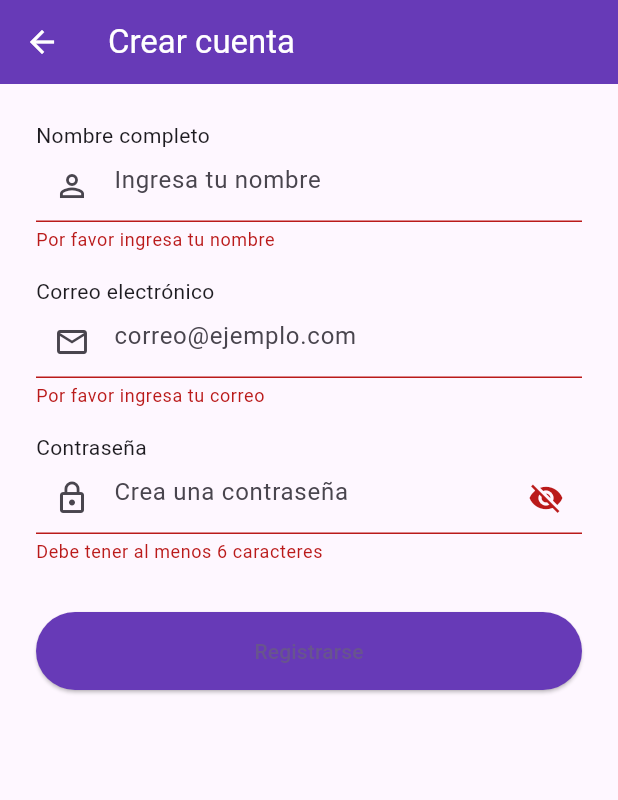
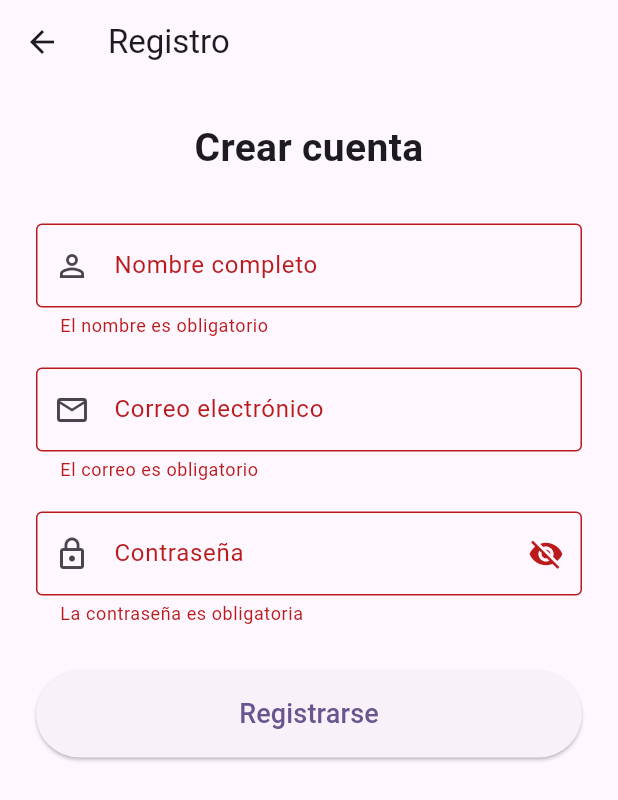
Before and after one commit to giovannihr2004/lector_global, a Flutter app: the RegisterScreen screen opened by its route, after a tap on "Registrarse", on a phone screen of 412 x 824 dp. Shown: the top 800 px of the screen. Run offline on Flutter 3.47's test engine with Material 3 defaults, Android fonts, the phone set to English and light mode, and no system bars; our stand-ins replace firebase_auth, firebase_core, flutter_svg, google_sign_in; missing offline and left inert: flutter_facebook_auth; accounts and stored records are empty; generated files the repository leaves out were written again.

Commit message:
✅ Validación profesional y visual del formulario de registro - 29042025

```diff
--- a/lib/screens/auth/register_screen.dart
+++ b/lib/screens/auth/register_screen.dart
@@ -1,123 +1,129 @@
 // -----------------------------------------------------------------------------
-// Pantalla de Registro para la aplicación Lector Global
-// Archivo: register_screen.dart
-// Descripción: Permite a los usuarios registrarse mediante nombre, correo y contraseña.
-// Versión: 1.6
-// Fecha: 23/04/2025 - Hora: 00:43 (202504230043)
+// 📄 Archivo: register_screen.dart
+// 📍 Ubicación: lib/screens/auth/register_screen.dart
+// 📝 Descripción: Pantalla de registro con validaciones visuales profesionales
+// 📅 Última actualización: 29/04/2025 - 17:13 (GMT-5)
 // -----------------------------------------------------------------------------
 
 import 'package:flutter/material.dart';
 
 class RegisterScreen extends StatefulWidget {
-  const RegisterScreen({super.key});
+  const RegisterScreen({Key? key}) : super(key: key);
 
   @override
   State<RegisterScreen> createState() => _RegisterScreenState();
 }
 
 class _RegisterScreenState extends State<RegisterScreen> {
-  final GlobalKey<FormState> _formKey = GlobalKey<FormState>();
+  final _formKey = GlobalKey<FormState>();
+
+  // Controladores de los campos
   final TextEditingController _nameController = TextEditingController();
   final TextEditingController _emailController = TextEditingController();
   final TextEditingController _passwordController = TextEditingController();
 
-  bool _isLoading = false;
+  // Mostrar u ocultar contraseña
   bool _obscurePassword = true;
 
-  // ------------------------
-  // Función para registrar al usuario
-  // ------------------------
-  void _registerUser() {
+  @override
+  void dispose() {
+    _nameController.dispose();
+    _emailController.dispose();
+    _passwordController.dispose();
+    super.dispose();
+  }
+
+  // Validación de email con expresión regular
+  String? _validateEmail(String? value) {
+    if (value == null || value.trim().isEmpty) {
+      return 'El correo es obligatorio';
+    }
+    final emailRegex = RegExp(r'^[\w-.]+@([\w-]+\.)+[\w-]{2,4}$');
+    if (!emailRegex.hasMatch(value.trim())) {
+      return 'Formato de correo inválido';
+    }
+    return null;
+  }
+
+  // Validación de contraseña
+  String? _validatePassword(String? value) {
+    if (value == null || value.trim().isEmpty) {
+      return 'La contraseña es obligatoria';
+    }
+    if (value.trim().length < 6) {
+      return 'Debe tener al menos 6 caracteres';
+    }
+    return null;
+  }
+
+  // Validación de nombre
+  String? _validateName(String? value) {
+    if (value == null || value.trim().isEmpty) {
+      return 'El nombre es obligatorio';
+    }
+    return null;
+  }
+
+  void _submitForm() {
     if (_formKey.currentState!.validate()) {
-      setState(() => _isLoading = true);
-
-      // Simulación de proceso de registro
-      Future.delayed(const Duration(seconds: 2), () {
-        setState(() => _isLoading = false);
-
-        final name = _nameController.text.trim();
-        final email = _emailController.text.trim();
-
-        print('Usuario registrado: $name - $email');
-
-        ScaffoldMessenger.of(context).showSnackBar(
-          const SnackBar(content: Text('Usuario registrado exitosamente')),
-        );
-
-        Navigator.pop(context); // Regresa a la pantalla de inicio de sesión
-      });
+      // TODO: Procesar el registro aquí (Firebase, etc.)
+      ScaffoldMessenger.of(context).showSnackBar(
+        const SnackBar(content: Text('Registro enviado correctamente')),
+      );
     }
   }
 
-  // ------------------------
-  // Interfaz de usuario
-  // ------------------------
   @override
   Widget build(BuildContext context) {
     return Scaffold(
-      appBar: AppBar(
-        title: const Text('Crear cuenta'),
-        backgroundColor: Colors.deepPurple,
-        foregroundColor: Colors.white,
-      ),
+      appBar: AppBar(title: const Text('Registro')),
       body: SingleChildScrollView(
-        padding: const EdgeInsets.all(24.0),
+        padding: const EdgeInsets.all(24),
         child: Form(
           key: _formKey,
+          autovalidateMode: AutovalidateMode.onUserInteraction,
           child: Column(
-            crossAxisAlignment: CrossAxisAlignment.start,
+            crossAxisAlignment: CrossAxisAlignment.stretch,
             children: [
-              // -------------------------------
-              // Campo: Nombre completo
-              // -------------------------------
-              const Text('Nombre completo'),
+              const Text(
+                'Crear cuenta',
+                style: TextStyle(fontSize: 26, fontWeight: FontWeight.bold),
+                textAlign: TextAlign.center,
+              ),
+              const SizedBox(height: 32),
+
+              // Campo: Nombre
               TextFormField(
                 controller: _nameController,
                 decoration: const InputDecoration(
-                  hintText: 'Ingresa tu nombre',
+                  labelText: 'Nombre completo',
+                  border: OutlineInputBorder(),
                   prefixIcon: Icon(Icons.person_outline),
                 ),
-                validator: (value) {
-                  if (value == null || value.trim().isEmpty) {
-                    return 'Por favor ingresa tu nombre';
-                  }
-                  return null;
-                },
+                validator: _validateName,
               ),
-              const SizedBox(height: 16),
+              const SizedBox(height: 20),
 
-              // -------------------------------
-              // Campo: Correo electrónico
-              // -------------------------------
-              const Text('Correo electrónico'),
+              // Campo: Email
               TextFormField(
                 controller: _emailController,
                 decoration: const InputDecoration(
-                  hintText: 'correo@ejemplo.com',
+                  labelText: 'Correo electrónico',
+                  border: OutlineInputBorder(),
                   prefixIcon: Icon(Icons.email_outlined),
                 ),
                 keyboardType: TextInputType.emailAddress,
-                validator: (value) {
-                  if (value == null || value.trim().isEmpty) {
-                    return 'Por favor ingresa tu correo';
-                  }
-                  if (!value.contains('@') || !value.contains('.')) {
-                    return 'Correo no válido';
-                  }
-                  return null;
-                },
+                validator: _validateEmail,
               ),
-              const SizedBox(height: 16),
+              const SizedBox(height: 20),
 
-              // -------------------------------
               // Campo: Contraseña
-              // -------------------------------
-              const Text('Contraseña'),
               TextFormField(
                 controller: _passwordController,
                 obscureText: _obscurePassword,
                 decoration: InputDecoration(
-                  hintText: 'Crea una contraseña',
+                  labelText: 'Contraseña',
+                  border: const OutlineInputBorder(),
                   prefixIcon: const Icon(Icons.lock_outline),
                   suffixIcon: IconButton(
                     icon: Icon(
@@ -132,39 +138,19 @@ class _RegisterScreenState extends State<RegisterScreen> {
                     },
                   ),
                 ),
-                validator: (value) {
-                  if (value == null || value.length < 6) {
-                    return 'Debe tener al menos 6 caracteres';
-                  }
-                  return null;
-                },
+                validator: _validatePassword,
               ),
-              const SizedBox(height: 32),
+              const SizedBox(height: 30),
 
-              // -------------------------------
               // Botón de registro
-              // -------------------------------
-              Center(
-                child: SizedBox(
-                  width: double.infinity,
-                  child: ElevatedButton(
-                    onPressed: _isLoading ? null : _registerUser,
-                    style: ElevatedButton.styleFrom(
-                      backgroundColor: Colors.deepPurple,
-                      padding: const EdgeInsets.symmetric(vertical: 16),
-                    ),
-                    child:
-                        _isLoading
-                            ? const SizedBox(
-                              height: 16,
-                              width: 16,
-                              child: CircularProgressIndicator(
-                                strokeWidth: 2,
-                                color: Colors.white,
-                              ),
-                            )
-                            : const Text('Registrarse'),
-                  ),
+              ElevatedButton(
+                onPressed: _submitForm,
+                style: ElevatedButton.styleFrom(
+                  padding: const EdgeInsets.symmetric(vertical: 16),
+                ),
+                child: const Text(
+                  'Registrarse',
+                  style: TextStyle(fontSize: 18),
                 ),
               ),
             ],
```
